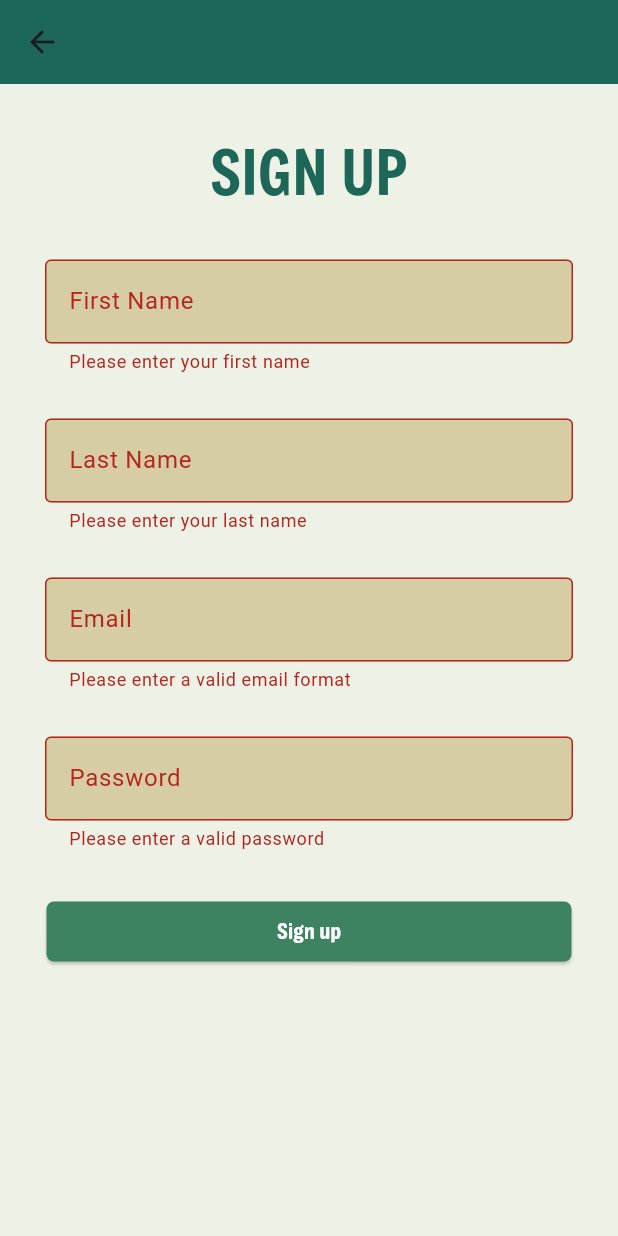
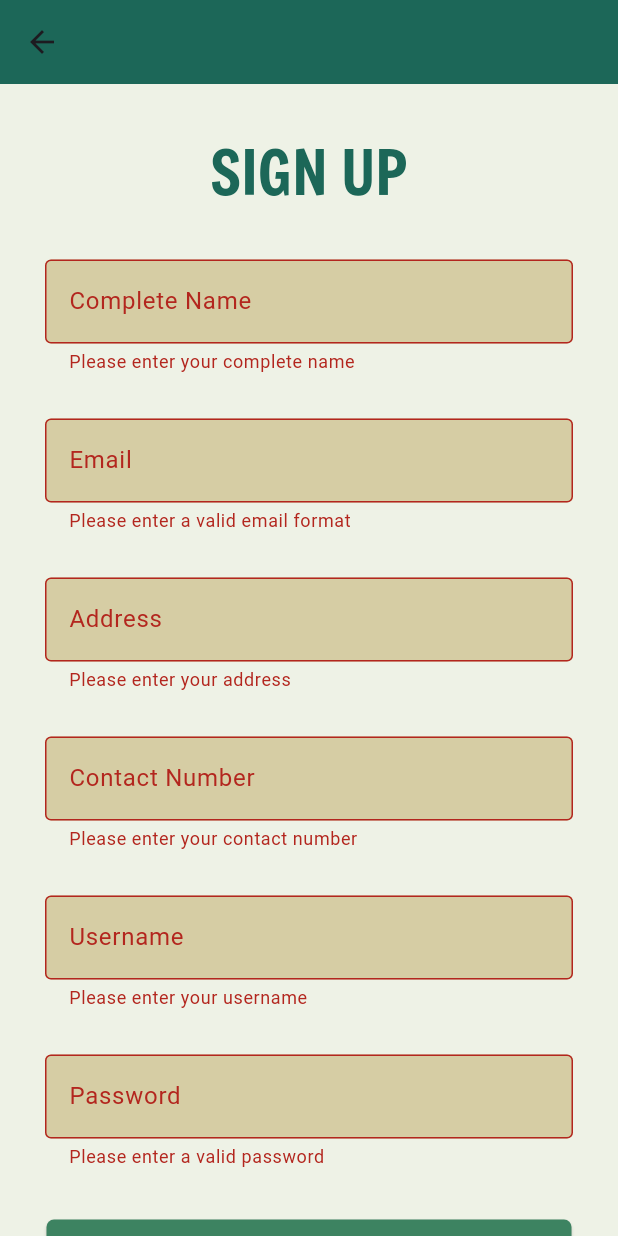
Before and after one commit to MNAutriz/CMSC23-U4L-GROUP2, a Flutter app: the SignUpPage screen opened directly, after a tap on "Sign up", on a phone screen of 412 x 824 dp. Run offline on Flutter 3.47's test engine with Material 3 defaults, Android fonts, the phone set to English and light mode, and no system bars; our stand-ins replace cloud_firestore, firebase_auth, firebase_core; accounts and stored records are empty.

Commit message:
feat: Added fields to the donor model for signing up

```diff
--- a/lib/models/donor_model.dart
+++ b/lib/models/donor_model.dart
@@ -3,24 +3,28 @@ import 'dart:convert';
 class Donor {
   String? id;
   String email;
-  String firstName;
-  String lastName;
+  String username;
+  String name;
+  String address;
+  String contact;
 
-  Donor({
-    this.id,
-    required this.email,
-    required this.firstName,
-    required this.lastName,
-  });
+  Donor(
+      {this.id,
+      required this.email,
+      required this.username,
+      required this.name,
+      required this.address,
+      required this.contact});
 
   // Factory constructor to instantiate object from json format
   factory Donor.fromJson(Map<String, dynamic> json) {
     return Donor(
-      id: json['id'],
-      email: json['email'],
-      firstName: json['firstName'],
-      lastName: json['lastName'],
-    );
+        id: json['id'],
+        email: json['email'],
+        username: json['username'],
+        name: json['name'],
+        address: json['address'],
+        contact: json['contact']);
   }
 
   static List<Donor> fromJsonArray(String jsonData) {
@@ -32,8 +36,10 @@ class Donor {
     return {
       'id': donor.id,
       'email': donor.email,
-      'firstName': donor.firstName,
-      'lastName': donor.lastName
+      'username': donor.username,
+      'name': donor.name,
+      'address': donor.address,
+      'contact': donor.contact
     };
   }
 }
--- a/lib/pages/adminpage/display_donors.dart
+++ b/lib/pages/adminpage/display_donors.dart
@@ -83,7 +83,7 @@ class _DisplayDonorsState extends State<DisplayDonors> {
                           shape: RoundedRectangleBorder(
                             borderRadius: BorderRadius.circular(25),
                           ),
-                          backgroundColor: Colors.purple),
+                          backgroundColor: const Color(0xFF3D8361)),
                       onPressed: () {},
                       icon: const Icon(Icons.create)),
                   //delete button
@@ -92,7 +92,7 @@ class _DisplayDonorsState extends State<DisplayDonors> {
                           shape: RoundedRectangleBorder(
                             borderRadius: BorderRadius.circular(25),
                           ),
-                          backgroundColor: Colors.purple),
+                          backgroundColor: const Color(0xFF3D8361)),
                       onPressed: () {},
                       icon: const Icon(Icons.delete)),
                   //view button
@@ -101,7 +101,7 @@ class _DisplayDonorsState extends State<DisplayDonors> {
                           shape: RoundedRectangleBorder(
                             borderRadius: BorderRadius.circular(25),
                           ),
-                          backgroundColor: Colors.purple),
+                          backgroundColor: const Color(0xFF3D8361)),
                       onPressed: () {},
                       icon: const Icon(Icons.mail))
                 ]),
--- a/lib/pages/adminpage/display_organizations.dart
+++ b/lib/pages/adminpage/display_organizations.dart
@@ -84,7 +84,7 @@ class _DisplayOrganizationsState extends State<DisplayOrganizations> {
                           shape: RoundedRectangleBorder(
                             borderRadius: BorderRadius.circular(25),
                           ),
-                          backgroundColor: Colors.purple),
+                          backgroundColor: const Color(0xFF3D8361)),
                       onPressed: () {},
                       icon: const Icon(Icons.create)),
                   //delete button
@@ -93,7 +93,7 @@ class _DisplayOrganizationsState extends State<DisplayOrganizations> {
                           shape: RoundedRectangleBorder(
                             borderRadius: BorderRadius.circular(25),
                           ),
-                          backgroundColor: Colors.purple),
+                          backgroundColor: const Color(0xFF3D8361)),
                       onPressed: () {},
                       icon: const Icon(Icons.delete)),
                   //view button
@@ -102,7 +102,7 @@ class _DisplayOrganizationsState extends State<DisplayOrganizations> {
                           shape: RoundedRectangleBorder(
                             borderRadius: BorderRadius.circular(25),
                           ),
-                          backgroundColor: Colors.purple),
+                          backgroundColor: const Color(0xFF3D8361)),
                       onPressed: () {},
                       icon: const Icon(Icons.mail))
                 ]),
--- a/lib/pages/adminpage/organization_approval.dart
+++ b/lib/pages/adminpage/organization_approval.dart
@@ -85,7 +85,7 @@ class _OrganizationApprovalState extends State<OrganizationApproval> {
                           shape: RoundedRectangleBorder(
                             borderRadius: BorderRadius.circular(25),
                           ),
-                          backgroundColor: Colors.purple),
+                          backgroundColor: const Color(0xFF3D8361)),
                       onPressed: () {
                         //add to organization database
                         context
@@ -104,7 +104,7 @@ class _OrganizationApprovalState extends State<OrganizationApproval> {
                           shape: RoundedRectangleBorder(
                             borderRadius: BorderRadius.circular(25),
                           ),
-                          backgroundColor: Colors.purple),
+                          backgroundColor: const Color(0xFF3D8361)),
                       onPressed: () {
                         //delete pending application
                         context
@@ -118,7 +118,7 @@ class _OrganizationApprovalState extends State<OrganizationApproval> {
                           shape: RoundedRectangleBorder(
                             borderRadius: BorderRadius.circular(25),
                           ),
-                          backgroundColor: Colors.purple),
+                          backgroundColor: const Color(0xFF3D8361)),
                       onPressed: () {},
                       icon: const Icon(Icons.mail))
                 ]),
--- a/lib/pages/signpage/signup_page.dart
+++ b/lib/pages/signpage/signup_page.dart
@@ -15,9 +15,10 @@ class _SignUpState extends State<SignUpPage> {
   final _formKey = GlobalKey<FormState>();
   String? email;
   String? password;
-  String? firstName;
-  String? lastName;
-
+  String? name;
+  String? username;
+  String? address;
+  String? contact;
   @override
   Widget build(BuildContext context) {
     return Scaffold(
@@ -36,9 +37,11 @@ class _SignUpState extends State<SignUpPage> {
                 mainAxisAlignment: MainAxisAlignment.center,
                 children: [
                   heading,
-                  firstNameField,
-                  lastNameField,
+                  nameField,
                   emailField,
+                  addressField,
+                  contactField,
+                  usernameField,
                   passwordField,
                   submitButton
                 ],
@@ -105,19 +108,71 @@ class _SignUpState extends State<SignUpPage> {
       );
 
   //first name field
-  Widget get firstNameField => Padding(
+  Widget get nameField => Padding(
         padding: const EdgeInsets.only(bottom: 30),
         child: TextFormField(
           decoration: const InputDecoration(
               filled: true,
               fillColor: Color(0xFFD6CDA4),
               border: OutlineInputBorder(),
-              label: Text("First Name"),
-              hintText: "Enter your first name"),
-          onSaved: (value) => setState(() => firstName = value),
+              label: Text("Complete Name"),
+              hintText: "Enter your complete name"),
+          onSaved: (value) => setState(() => name = value),
           validator: (value) {
             if (value == null || value.isEmpty) {
-              return "Please enter your first name";
+              return "Please enter your complete name";
+            }
+            return null;
+          },
+        ),
+      );
+
+  //first name field
+  Widget get contactField => Padding(
+        padding: const EdgeInsets.only(bottom: 30),
+        child: TextFormField(
+          //number keyboard only
+          keyboardType: TextInputType.number,
+          decoration: const InputDecoration(
+              filled: true,
+              fillColor: Color(0xFFD6CDA4),
+              border: OutlineInputBorder(),
+              label: Text("Contact Number"),
+              hintText: "Enter your contact number"),
+          onSaved: (value) => setState(() => contact = value),
+          validator: (value) {
+            if (value == null || value.isEmpty) {
+              return "Please enter your contact number";
+            }
+
+            //check if the input contact number is an integer
+            var check = int.tryParse(value);
+
+            //check if not an integer
+            if (check == null) {
+              return "Please enter a valid contact number";
+            }
+
+            //no error
+            return null;
+          },
+        ),
+      );
+
+  //last name field
+  Widget get usernameField => Padding(
+        padding: const EdgeInsets.only(bottom: 30),
+        child: TextFormField(
+          decoration: const InputDecoration(
+              filled: true,
+              fillColor: Color(0xFFD6CDA4),
+              border: OutlineInputBorder(),
+              label: Text("Username"),
+              hintText: "Enter your username"),
+          onSaved: (value) => setState(() => username = value),
+          validator: (value) {
+            if (value == null || value.isEmpty) {
+              return "Please enter your username";
             }
             return null;
           },
@@ -125,19 +180,19 @@ class _SignUpState extends State<SignUpPage> {
       );
 
   //last name field
-  Widget get lastNameField => Padding(
+  Widget get addressField => Padding(
         padding: const EdgeInsets.only(bottom: 30),
         child: TextFormField(
           decoration: const InputDecoration(
               filled: true,
               fillColor: Color(0xFFD6CDA4),
               border: OutlineInputBorder(),
-              label: Text("Last Name"),
-              hintText: "Enter your last name"),
-          onSaved: (value) => setState(() => lastName = value),
+              label: Text("Address"),
+              hintText: "Enter your address"),
+          onSaved: (value) => setState(() => address = value),
           validator: (value) {
             if (value == null || value.isEmpty) {
-              return "Please enter your last name";
+              return "Please enter your address";
             }
             return null;
           },
@@ -161,8 +216,10 @@ class _SignUpState extends State<SignUpPage> {
                   //create user object to save to the database
                   Donor donor = Donor(
                       email: email!,
-                      firstName: firstName!,
-                      lastName: lastName!);
+                      username: username!,
+                      name: name!,
+                      address: address!,
+                      contact: contact!);
 
                   context.read<DonorProvider>().addDonor(donor);
 
```
Also changed, not shown: lib/screens/userview.dart (+0 -37 lines).
